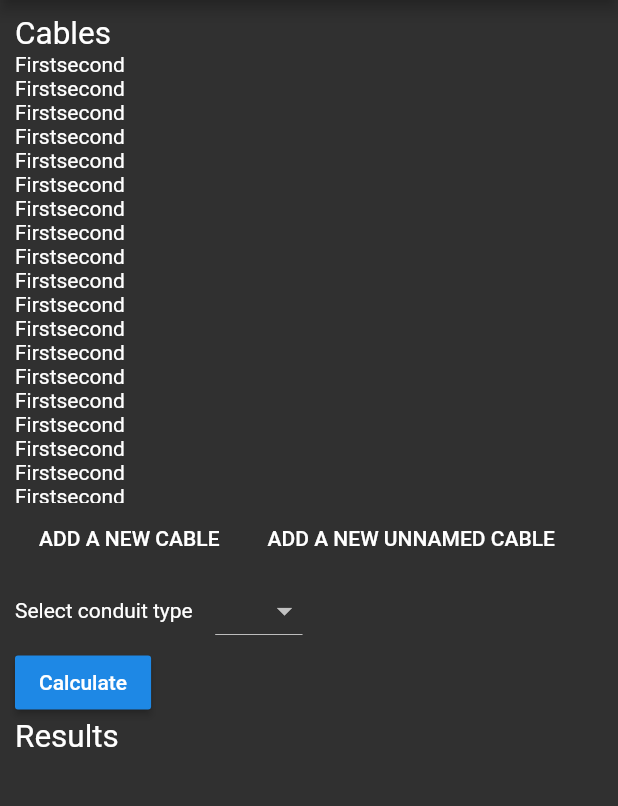
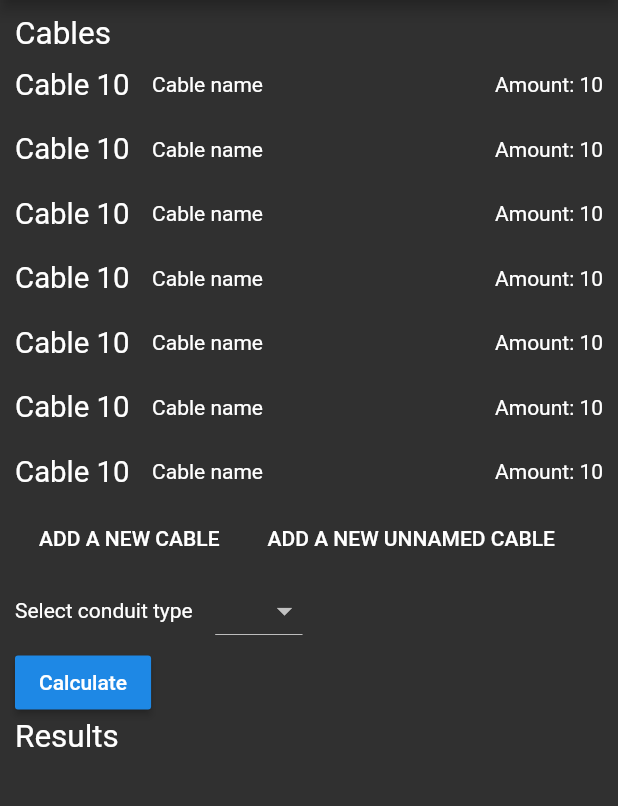
Before and after one commit to wertylop5/FitConduit_flutter, a Flutter app: the screen it shows after launch, on a phone screen of 412 x 824 dp, the part 84-890 px from its top. Run offline on Flutter 3.47's test engine with Material 2 defaults, Android fonts, the phone set to English and light mode, and no system bars.

Commit message:
styling the listview rows

```diff
--- a/lib/main.dart
+++ b/lib/main.dart
@@ -1,6 +1,6 @@
 import "package:flutter/material.dart";
 import "util/enums.dart";
-import "view/cable.dart";
+import "view/cableRow.dart";
 
 void main() => runApp(MainApp());
 
@@ -57,36 +57,28 @@ class _HomeWidgetState extends State<HomeWidget> {
               height: 300.0,
               child: ListView(
                 children: <Widget>[
-                  Cable(),
-                  Cable(),
-                  Cable(),
-                  Cable(),
-                  Cable(),
-                  Cable(),
-                  Cable(),
-                  Cable(),
-                  Cable(),
-                  Cable(),
-                  Cable(),
-                  Cable(),
-                  Cable(),
-                  Cable(),
-                  Cable(),
-                  Cable(),
-                  Cable(),
-                  Cable(),
-                  Cable(),
-                  Cable(),
-                  Cable(),
-                  Cable(),
-                  Cable(),
-                  Cable(),
-                  Cable(),
-                  Cable(),
-                  Cable(),
-                  Cable(),
-                  Cable(),
-                  Cable(),
+                  CableRow(),
+                  CableRow(),
+                  CableRow(),
+                  CableRow(),
+                  CableRow(),
+                  CableRow(),
+                  CableRow(),
+                  CableRow(),
+                  CableRow(),
+                  CableRow(),
+                  CableRow(),
+                  CableRow(),
+                  CableRow(),
+                  CableRow(),
+                  CableRow(),
+                  CableRow(),
+                  CableRow(),
+                  CableRow(),
+                  CableRow(),
+                  CableRow(),
+                  CableRow(),
+                  CableRow(),
                 ],
               ),
             ),
--- a/lib/view/cable.dart
+++ /dev/null
@@ -1,18 +0,0 @@
-import "package:flutter/material.dart";
-
-class Cable extends StatefulWidget {
-  @override
-  State createState() => _CableState();
-}
-
-class _CableState extends State<Cable> {
-  @override
-  Widget build(BuildContext context) {
-    return Row(
-      children: <Widget>[
-        Text("First"),
-        Text("second"),
-      ],
-    );
-  }
-}
--- /dev/null
+++ b/lib/view/cableRow.dart
@@ -0,0 +1,50 @@
+import "package:flutter/material.dart";
+
+/*
+  A widget used to represent a cable in the listview
+*/
+
+class CableRow extends StatefulWidget {
+  @override
+  State createState() => _CableRowState();
+}
+
+class _CableRowState extends State<CableRow> {
+  int _cableNum;
+  String _name;
+  //Cable _cable;
+
+  @override
+  Widget build(BuildContext context) {
+    return Container(
+      padding: EdgeInsets.symmetric(
+        vertical: 10.0,
+      ),
+      child: Row(
+        children: <Widget>[
+          Container(
+            padding: EdgeInsets.only(
+              right: 15.0,
+            ),
+            child: Text(
+              "Cable 10",
+              textScaleFactor: 1.4,
+            ),
+          ),
+          Expanded(
+            child: Container(
+              child: Text(
+                "Cable name",
+              ),
+            ),
+          ),
+          Container(
+            child: Text(
+              "Amount: 10",
+            ),
+          ),
+        ],
+      ),
+    );
+  }
+}
```
